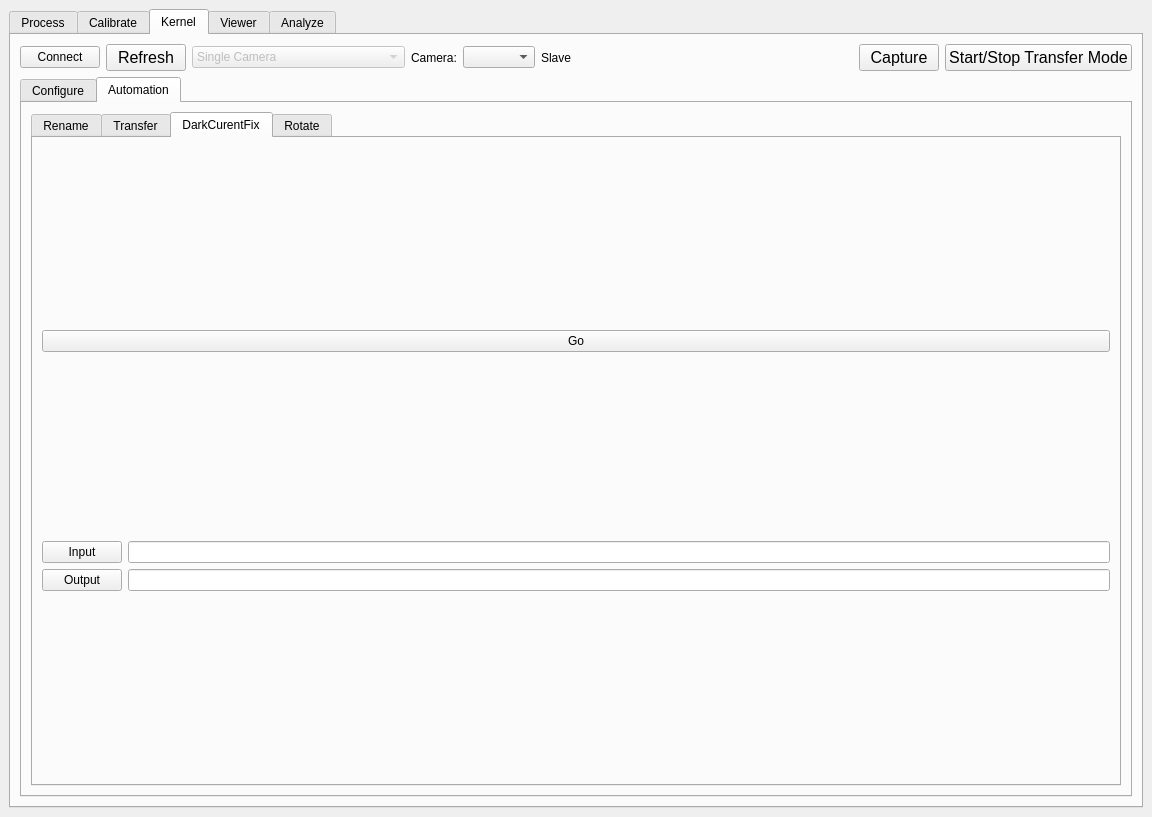
Old version of the form MAPIR_Processing_dockwidget_base.ui in the repository harshanalla/MAPIR_Camera_Control.
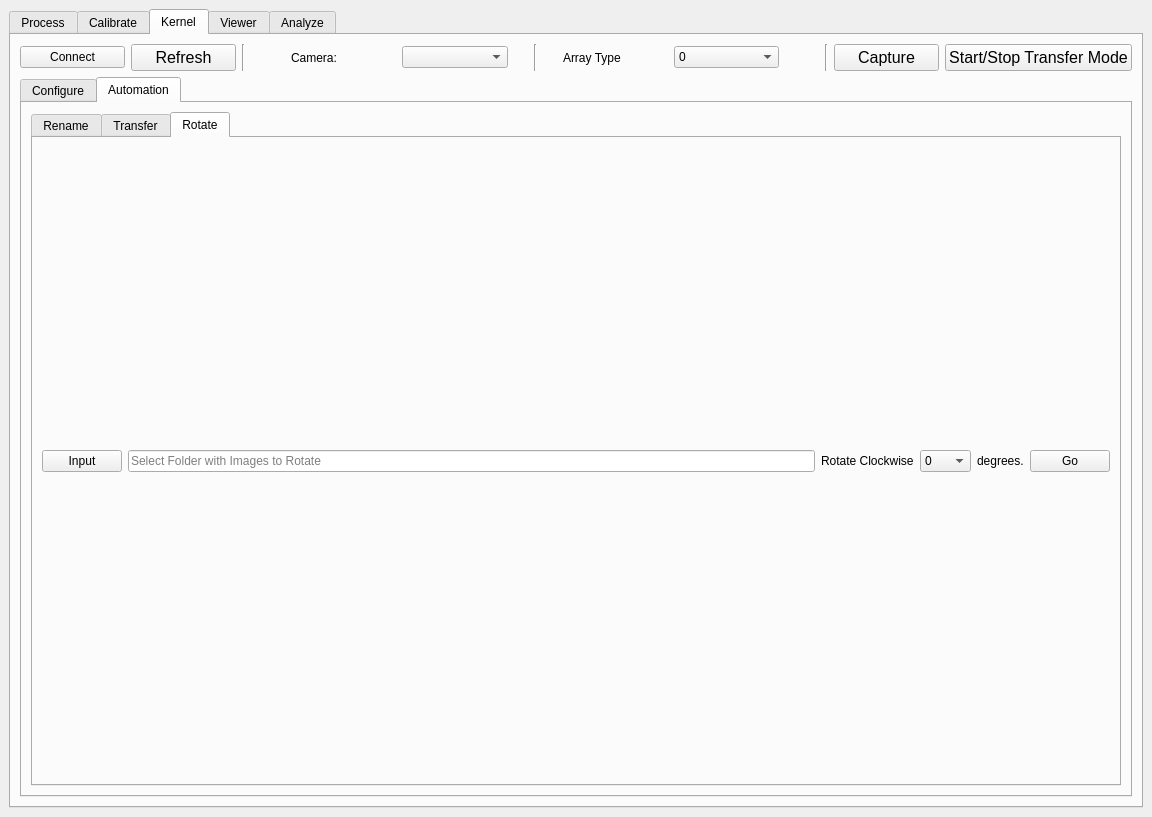
New version of the form. The open tabs and pages were chosen to show the change. Icons and pictures are not drawn.

Commit message: Added IMU rotations and sorting of cameras based on array id

Patch:
```diff
--- a/MAPIR_Processing_dockwidget_base.ui
+++ b/MAPIR_Processing_dockwidget_base.ui
@@ -1947,43 +1947,28 @@
            </widget>
           </item>
           <item>
-           <widget class="QComboBox" name="KernelArraySelect">
-            <property name="enabled">
-             <bool>false</bool>
+           <widget class="Line" name="line_2">
+            <property name="orientation">
+             <enum>Qt::Vertical</enum>
             </property>
-            <property name="sizePolicy">
-             <sizepolicy hsizetype="MinimumExpanding" vsizetype="Fixed">
-              <horstretch>0</horstretch>
-              <verstretch>0</verstretch>
-             </sizepolicy>
-            </property>
-            <item>
-             <property name="text">
-              <string>Single Camera</string>
-             </property>
-            </item>
-            <item>
-             <property name="text">
-              <string>All Cameras</string>
-             </property>
-            </item>
-            <item>
-             <property name="text">
-              <string>All 1.2MP Sensors</string>
-             </property>
-            </item>
-            <item>
-             <property name="text">
-              <string>All 3.0MP Sensors</string>
-             </property>
-            </item>
-            <item>
-             <property name="text">
-              <string>All 14.0MP Sensors</string>
-             </property>
-            </item>
            </widget>
           </item>
+          <item>
+           <spacer name="horizontalSpacer_16">
+            <property name="orientation">
+             <enum>Qt::Horizontal</enum>
+            </property>
+            <property name="sizeType">
+             <enum>QSizePolicy::Fixed</enum>
+            </property>
+            <property name="sizeHint" stdset="0">
+             <size>
+              <width>40</width>
+              <height>20</height>
+             </size>
+            </property>
+           </spacer>
+          </item>
           <item>
            <widget class="QLabel" name="label_6">
             <property name="enabled">
@@ -2002,23 +1987,148 @@
            </widget>
           </item>
           <item>
-           <widget class="QLabel" name="MasterCameraLabel">
-            <property name="minimumSize">
+           <spacer name="horizontalSpacer_17">
+            <property name="orientation">
+             <enum>Qt::Horizontal</enum>
+            </property>
+            <property name="sizeType">
+             <enum>QSizePolicy::Fixed</enum>
+            </property>
+            <property name="sizeHint" stdset="0">
              <size>
-              <width>100</width>
-              <height>0</height>
+              <width>20</width>
+              <height>20</height>
              </size>
             </property>
+           </spacer>
+          </item>
+          <item>
+           <widget class="Line" name="line">
+            <property name="orientation">
+             <enum>Qt::Vertical</enum>
+            </property>
+           </widget>
+          </item>
+          <item>
+           <spacer name="horizontalSpacer_15">
+            <property name="orientation">
+             <enum>Qt::Horizontal</enum>
+            </property>
+            <property name="sizeType">
+             <enum>QSizePolicy::Fixed</enum>
+            </property>
+            <property name="sizeHint" stdset="0">
+             <size>
+              <width>20</width>
+              <height>20</height>
+             </size>
+            </property>
+           </spacer>
+          </item>
+          <item>
+           <widget class="QLabel" name="label_3">
             <property name="text">
-             <string>Slave</string>
+             <string>Array Type</string>
             </property>
            </widget>
           </item>
+          <item>
+           <widget class="QComboBox" name="KernelArraySelect">
+            <item>
+             <property name="text">
+              <string>0</string>
+             </property>
+            </item>
+            <item>
+             <property name="text">
+              <string>1</string>
+             </property>
+            </item>
+            <item>
+             <property name="text">
+              <string>2</string>
+             </property>
+            </item>
+            <item>
+             <property name="text">
+              <string>3</string>
+             </property>
+            </item>
+            <item>
+             <property name="text">
+              <string>4</string>
+             </property>
+            </item>
+            <item>
+             <property name="text">
+              <string>5</string>
+             </property>
+            </item>
+            <item>
+             <property name="text">
+              <string>6</string>
+             </property>
+            </item>
+            <item>
+             <property name="text">
+              <string>7</string>
+             </property>
+            </item>
+            <item>
+             <property name="text">
+              <string>8</string>
+             </property>
+            </item>
+            <item>
+             <property name="text">
+              <string>9</string>
+             </property>
+            </item>
+            <item>
+             <property name="text">
+              <string>10</string>
+             </property>
+            </item>
+            <item>
+             <property name="text">
+              <string>11</string>
+             </property>
+            </item>
+            <item>
+             <property name="text">
+              <string>12</string>
+             </property>
+            </item>
+            <item>
+             <property name="text">
+              <string>13</string>
+             </property>
+            </item>
+            <item>
+             <property name="text">
+              <string>14</string>
+             </property>
+            </item>
+            <item>
+             <property name="text">
+              <string>15</string>
+             </property>
+            </item>
+            <item>
+             <property name="text">
+              <string>100</string>
+             </property>
+            </item>
+           </widget>
+          </item>
           <item>
            <spacer name="horizontalSpacer">
             <property name="orientation">
              <enum>Qt::Horizontal</enum>
             </property>
+            <property name="sizeType">
+             <enum>QSizePolicy::Fixed</enum>
+            </property>
             <property name="sizeHint" stdset="0">
              <size>
               <width>40</width>
@@ -2027,6 +2137,13 @@
             </property>
            </spacer>
           </item>
+          <item>
+           <widget class="Line" name="line_3">
+            <property name="orientation">
+             <enum>Qt::Vertical</enum>
+            </property>
+           </widget>
+          </item>
           <item>
            <widget class="QPushButton" name="KernelCaptureButton">
             <property name="font">
@@ -2808,52 +2925,6 @@
                 </item>
                </layout>
               </widget>
-              <widget class="QWidget" name="tab_5">
-               <attribute name="title">
-                <string>DarkCurentFix</string>
-               </attribute>
-               <layout class="QGridLayout" name="gridLayout_8">
-                <item row="1" column="0">
-                 <layout class="QVBoxLayout" name="verticalLayout_5">
-                  <item>
-                   <layout class="QHBoxLayout" name="horizontalLayout_31">
-                    <item>
-                     <widget class="QPushButton" name="DarkCurrentInputButton">
-                      <property name="text">
-                       <string>Input</string>
-                      </property>
-                     </widget>
-                    </item>
-                    <item>
-                     <widget class="QLineEdit" name="DarkCurrentInput"/>
-                    </item>
-                   </layout>
-                  </item>
-                  <item>
-                   <layout class="QHBoxLayout" name="horizontalLayout_32">
-                    <item>
-                     <widget class="QPushButton" name="DarkCurrentOutputButton">
-                      <property name="text">
-                       <string>Output</string>
-                      </property>
-                     </widget>
-                    </item>
-                    <item>
-                     <widget class="QLineEdit" name="DarkCurrentOutput"/>
-                    </item>
-                   </layout>
-                  </item>
-                 </layout>
-                </item>
-                <item row="0" column="0">
-                 <widget class="QPushButton" name="DarkCurrentGoButton">
-                  <property name="text">
-                   <string>Go</string>
-                  </property>
-                 </widget>
-                </item>
-               </layout>
-              </widget>
               <widget class="QWidget" name="tab_6">
                <attribute name="title">
                 <string>Rotate</string>
```
Left out of the diff: 172 changed lines with no effect on the pictures. The commit also changes 2 other files.
